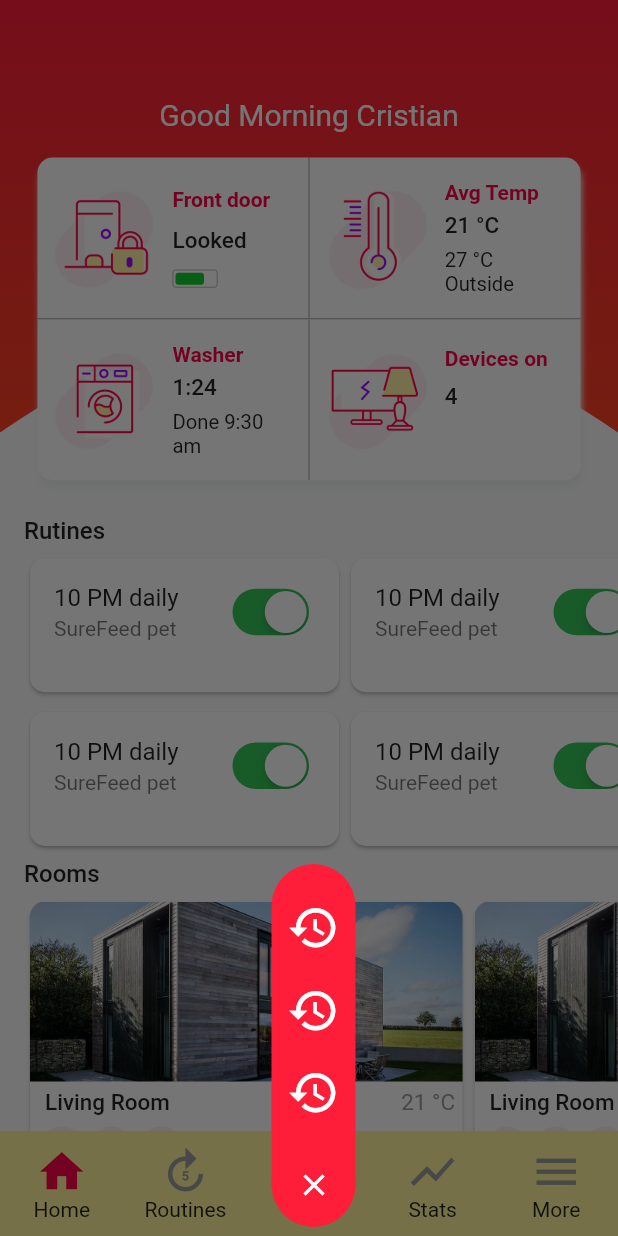
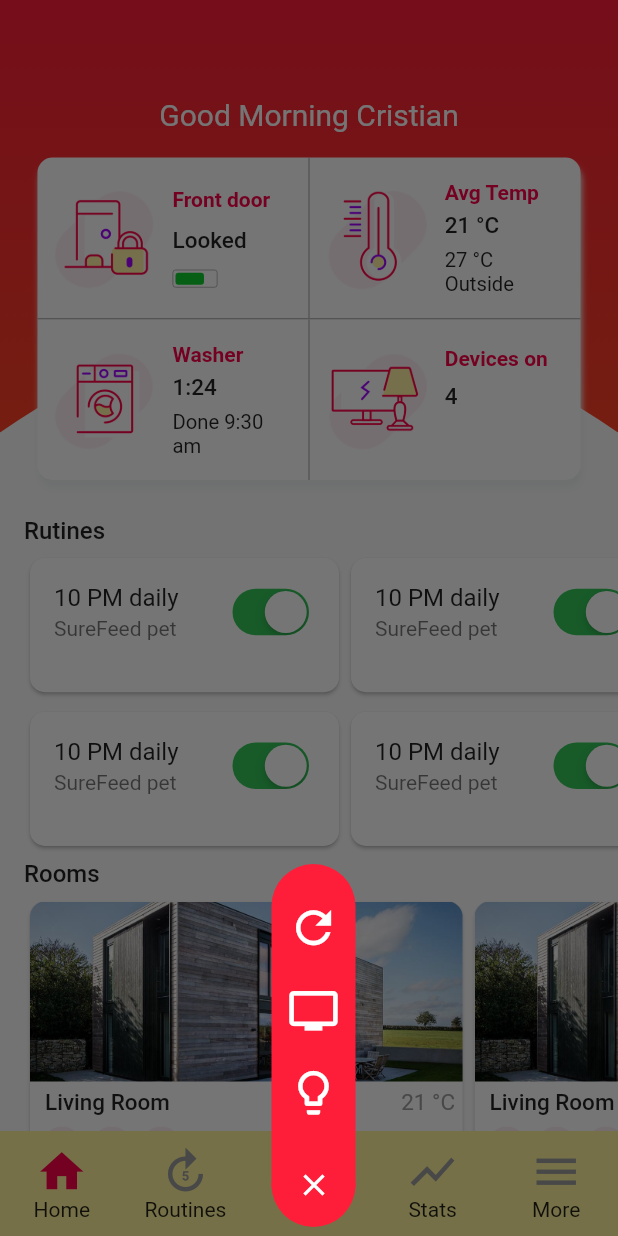
Before and after one commit to cristianfchq/flutter_smart_home_app, a Flutter app: the screen it shows after launch, after a tap on the "add" icon, on a phone screen of 412 x 824 dp. Run offline on Flutter 3.47's test engine with Material 2 defaults, Android fonts, the phone set to English and light mode, and no system bars; project files that could hold a hidden picture were left out.

Commit message:
changing the incons

```diff
--- a/lib/main.dart
+++ b/lib/main.dart
@@ -314,7 +314,7 @@ class _SmartHomeState extends State<SmartHome>
                       //prevent error inside animation
                       visible: _heightAnimation.value > 210,//prevent error inside animation
                       child: Icon(
-                        Icons.history,
+                        Icons.refresh,
                         color: Colors.white,
                         size: _iconSizeAnimation.value,
                       ),
@@ -323,7 +323,7 @@ class _SmartHomeState extends State<SmartHome>
                       //prevent error inside animation
                       visible: _heightAnimation.value > 160,//prevent error inside animation
                       child: Icon(
-                        Icons.history,
+                        Icons.tv,
                         color: Colors.white,
                         size: _iconSizeAnimation.value,
                       ),
@@ -332,7 +332,7 @@ class _SmartHomeState extends State<SmartHome>
                       //prevent error inside animation
                       visible: _heightAnimation.value > 90,//prevent error inside animation
                       child: Icon(
-                        Icons.history,
+                        Icons.lightbulb_outline,
                         color: Colors.white,
                         size: _iconSizeAnimation.value,
                       ),
```
